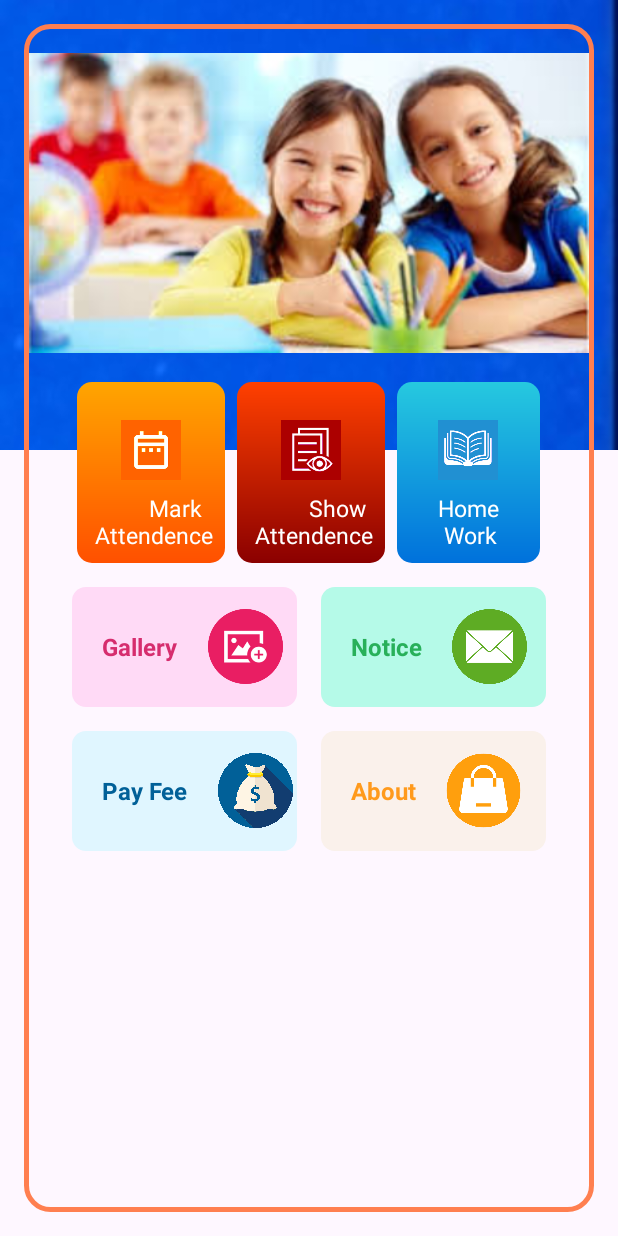
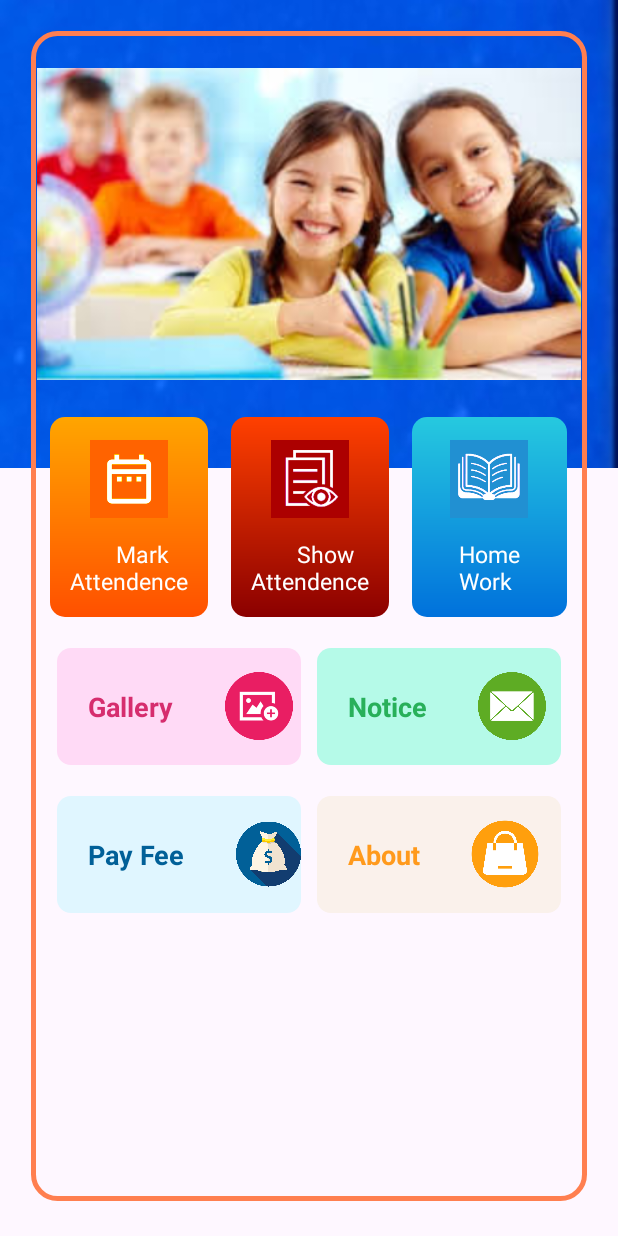
Before and after one commit to GagandeipSingh/Relative_Layout2, an Android app: the screen it shows after launch (MainActivity), on a phone screen of 412 x 824 dp. Run offline under Robolectric (Android 15) with nearby library versions, the light colour scheme and no system bars; our stand-ins replace sdp/ssp sizes.

Commit message:
Implemented Responsiveness using sdp library

```diff
--- a/app/build.gradle.kts
+++ b/app/build.gradle.kts
@@ -45,4 +45,8 @@ dependencies {
     testImplementation(libs.junit)
     androidTestImplementation(libs.androidx.junit)
     androidTestImplementation(libs.androidx.espresso.core)
+    //responsive size
+    implementation ("com.intuit.sdp:sdp-android:1.1.1")
+    implementation ("com.intuit.ssp:ssp-android:1.1.1")
+
 }
--- a/app/src/main/res/layout/activity_main.xml
+++ b/app/src/main/res/layout/activity_main.xml
@@ -7,10 +7,19 @@
     android:layout_height="match_parent"
     tools:context=".MainActivity">
 
+    <ScrollView
+        android:layout_width="match_parent"
+        android:layout_height="wrap_content"
+        tools:ignore="UselessParent">
+
+        <RelativeLayout
+            android:layout_width="match_parent"
+            android:layout_height="wrap_content">
+
             <RelativeLayout
                 android:id="@+id/relativeLayout2"
                 android:layout_width="wrap_content"
-        android:layout_height="300dp">
+                android:layout_height="@dimen/_240sdp">
 
                 <ImageView
                     android:id="@+id/imageView"
@@ -25,21 +34,21 @@
 
             <RelativeLayout
                 android:layout_width="match_parent"
-        android:layout_height="match_parent"
-        android:layout_margin="16dp"
+                android:layout_height="@dimen/_600sdp"
+                android:layout_margin="@dimen/_16sdp"
                 android:background="@drawable/border">
 
                 <RelativeLayout
                     android:id="@+id/students"
                     android:layout_width="wrap_content"
                     android:layout_height="wrap_content"
-            android:layout_margin="3dp">
+                    android:layout_margin="@dimen/_3sdp">
 
                     <androidx.cardview.widget.CardView
                         android:layout_width="match_parent"
-                android:layout_height="200dp"
-                android:layout_marginTop="16dp"
-                app:cardCornerRadius="16dp">
+                        android:layout_height="@dimen/_160sdp"
+                        android:layout_marginTop="@dimen/_16sdp"
+                        app:cardCornerRadius="@dimen/_16sdp">
 
                         <ImageView
                             android:layout_width="match_parent"
@@ -56,22 +65,23 @@
                     android:layout_width="match_parent"
                     android:layout_height="wrap_content"
                     android:layout_below="@+id/students"
-            android:gravity="center_horizontal"
-            android:layout_marginTop="16dp">
+                    android:layout_marginTop="@dimen/_16sdp"
+                    android:gravity="center_horizontal">
 
                     <RelativeLayout
                         android:id="@+id/firstlayout"
                         android:layout_width="wrap_content"
+
                         android:layout_height="wrap_content"
                         android:background="@drawable/firstbg">
 
                         <androidx.cardview.widget.CardView
                             android:id="@+id/firstImg"
-                    android:layout_width="40dp"
-                    android:layout_height="40dp"
+                            android:layout_width="@dimen/_40sdp"
+                            android:layout_height="@dimen/_40sdp"
                             android:layout_centerHorizontal="true"
-                    android:layout_marginTop="25dp"
-                    app:cardCornerRadius="5dp">
+                            android:layout_marginTop="@dimen/_12sdp"
+                            app:cardCornerRadius="@dimen/_5sdp">
 
                             <ImageView
                                 android:layout_width="match_parent"
@@ -86,10 +96,10 @@
                             android:layout_width="wrap_content"
                             android:layout_height="wrap_content"
                             android:layout_below="@+id/firstImg"
-                    android:layout_margin="8dp"
+                            android:layout_margin="@dimen/_10sdp"
                             android:text="@string/marks"
                             android:textColor="@color/white"
-                    android:textSize="15sp"
+                            android:textSize="@dimen/_12ssp"
                             tools:ignore="TextContrastCheck" />
                     </RelativeLayout>
 
@@ -97,17 +107,17 @@
                         android:id="@+id/secondlayout"
                         android:layout_width="wrap_content"
                         android:layout_height="wrap_content"
-                android:layout_marginStart="8dp"
+                        android:layout_marginStart="@dimen/_12sdp"
                         android:layout_toEndOf="@+id/firstlayout"
                         android:background="@drawable/secondbg">
 
                         <androidx.cardview.widget.CardView
                             android:id="@+id/secondImg"
-                    android:layout_width="40dp"
-                    android:layout_height="40dp"
+                            android:layout_width="@dimen/_40sdp"
+                            android:layout_height="@dimen/_40sdp"
                             android:layout_centerHorizontal="true"
-                    android:layout_marginTop="25dp"
-                    app:cardCornerRadius="5dp">
+                            android:layout_marginTop="@dimen/_12sdp"
+                            app:cardCornerRadius="@dimen/_5sdp">
 
                             <ImageView
 
@@ -122,27 +132,27 @@
                             android:layout_width="wrap_content"
                             android:layout_height="wrap_content"
                             android:layout_below="@+id/secondImg"
-                    android:layout_margin="8dp"
+                            android:layout_margin="@dimen/_10sdp"
                             android:text="@string/marks2"
                             android:textColor="@color/white"
-                    android:textSize="15sp"
+                            android:textSize="@dimen/_12ssp"
                             tools:ignore="TextContrastCheck" />
                     </RelativeLayout>
 
                     <RelativeLayout
                         android:layout_width="wrap_content"
                         android:layout_height="wrap_content"
-                android:layout_marginStart="8dp"
+                        android:layout_marginStart="@dimen/_12sdp"
                         android:layout_toEndOf="@+id/secondlayout"
                         android:background="@drawable/thirdbg">
 
                         <androidx.cardview.widget.CardView
                             android:id="@+id/thirdImg"
-                    android:layout_width="40dp"
-                    android:layout_height="40dp"
+                            android:layout_width="@dimen/_40sdp"
+                            android:layout_height="@dimen/_40sdp"
                             android:layout_centerHorizontal="true"
-                    android:layout_marginTop="25dp"
-                    app:cardCornerRadius="5dp">
+                            android:layout_marginTop="@dimen/_12sdp"
+                            app:cardCornerRadius="@dimen/_5sdp">
 
                             <ImageView
                                 android:layout_width="match_parent"
@@ -157,49 +167,55 @@
                             android:layout_width="wrap_content"
                             android:layout_height="wrap_content"
                             android:layout_below="@+id/thirdImg"
-                    android:layout_marginHorizontal="27dp"
-                    android:layout_marginVertical="8dp"
+                            android:layout_marginHorizontal="@dimen/_24sdp"
+                            android:layout_marginVertical="@dimen/_10sdp"
                             android:text="@string/marks3"
                             android:textColor="@color/white"
-                    android:textSize="15sp"
+                            android:textSize="@dimen/_12ssp"
                             tools:ignore="TextContrastCheck" />
                     </RelativeLayout>
                 </RelativeLayout>
+
                 <RelativeLayout
                     android:id="@+id/blayout1"
                     android:layout_width="match_parent"
-            android:layout_height="80dp"
-            android:gravity="center_horizontal"
+                    android:layout_height="@dimen/_60sdp"
                     android:layout_below="@+id/assign"
-            android:layout_marginTop="16dp">
+                    android:layout_marginTop="@dimen/_16sdp"
+                    android:gravity="center_horizontal">
+
                     <RelativeLayout
                         android:id="@+id/bbg1"
-                android:layout_width="150dp"
+                        android:layout_width="@dimen/_125sdp"
                         android:layout_height="match_parent"
                         android:background="@drawable/bbg1">
+
                         <TextView
                             android:id="@+id/galleryTxt"
                             android:layout_width="wrap_content"
                             android:layout_height="wrap_content"
+                            android:layout_centerVertical="true"
+                            android:layout_marginHorizontal="@dimen/_16sdp"
                             android:text="@string/gallery"
-                    android:layout_marginHorizontal="20sp"
                             android:textColor="#D62D6E"
-                    android:textStyle="bold"
-                    android:textSize="16sp"
-                    android:layout_centerVertical="true"/>
+                            android:textSize="@dimen/_14ssp"
+                            android:textStyle="bold" />
+
                         <ImageView
-                    android:layout_width="50dp"
-                    android:layout_height="50dp"
+                            android:layout_width="@dimen/_35sdp"
+                            android:layout_height="@dimen/_35sdp"
+                            android:layout_centerVertical="true"
+                            android:layout_marginStart="@dimen/_10sdp"
+                            android:layout_toEndOf="@+id/galleryTxt"
                             android:src="@drawable/gallerym"
-                    android:layout_centerVertical="true"
-                    android:layout_toEndOf="@+id/galleryTxt"
                             tools:ignore="ContentDescription" />
                     </RelativeLayout>
+
                     <RelativeLayout
+                        android:layout_width="@dimen/_125sdp"
+                        android:layout_height="match_parent"
+                        android:layout_marginStart="@dimen/_8sdp"
                         android:layout_toEndOf="@+id/bbg1"
-                android:layout_marginStart="16dp"
-                android:layout_width="150dp"
-                android:layout_height="match_parent"
                         android:background="@drawable/bbg2">
 
                         <TextView
@@ -207,57 +223,63 @@
                             android:layout_width="wrap_content"
                             android:layout_height="wrap_content"
                             android:layout_centerVertical="true"
-                    android:layout_marginHorizontal="20sp"
+                            android:layout_marginHorizontal="@dimen/_16sdp"
                             android:text="@string/notice"
                             android:textColor="#28B05A"
-                    android:textSize="16sp"
+                            android:textSize="@dimen/_14ssp"
                             android:textStyle="bold"
                             tools:ignore="TextContrastCheck" />
 
                         <ImageView
-                    android:layout_width="50dp"
-                    android:layout_height="50dp"
+                            android:layout_width="@dimen/_35sdp"
+                            android:layout_height="@dimen/_35sdp"
                             android:layout_centerVertical="true"
+                            android:layout_marginStart="@dimen/_10sdp"
                             android:layout_toEndOf="@+id/NoticeTxt"
                             android:src="@drawable/email"
                             tools:ignore="ContentDescription,ImageContrastCheck" />
                     </RelativeLayout>
                 </RelativeLayout>
+
                 <RelativeLayout
                     android:layout_width="match_parent"
-            android:layout_height="80dp"
-            android:gravity="center_horizontal"
+                    android:layout_height="@dimen/_60sdp"
                     android:layout_below="@+id/blayout1"
-            android:layout_marginTop="16dp"
-            >
+                    android:layout_marginTop="@dimen/_16sdp"
+                    android:gravity="center_horizontal">
+
                     <RelativeLayout
                         android:id="@+id/bbg3"
-                android:layout_width="150dp"
+                        android:layout_width="@dimen/_125sdp"
                         android:layout_height="match_parent"
                         android:background="@drawable/bbg3">
+
                         <TextView
                             android:id="@+id/feeTxt"
                             android:layout_width="wrap_content"
                             android:layout_height="wrap_content"
+                            android:layout_centerVertical="true"
+                            android:layout_marginHorizontal="@dimen/_16sdp"
                             android:text="@string/fee"
-                    android:layout_marginHorizontal="20sp"
                             android:textColor="#016098"
-                    android:textStyle="bold"
-                    android:textSize="16sp"
-                    android:layout_centerVertical="true"/>
+                            android:textSize="@dimen/_14ssp"
+                            android:textStyle="bold" />
+
                         <ImageView
-                    android:layout_width="50dp"
-                    android:layout_height="50dp"
+                            android:layout_width="@dimen/_35sdp"
+                            android:layout_height="@dimen/_35sdp"
+                            android:layout_centerVertical="true"
+                            android:layout_marginStart="@dimen/_10sdp"
+                            android:layout_toEndOf="@+id/feeTxt"
                             android:src="@drawable/moneybagm"
-                    android:layout_centerVertical="true"
-                    android:layout_toEndOf="@+id/feeTxt"
                             tools:ignore="ContentDescription" />
                     </RelativeLayout>
+
                     <RelativeLayout
+                        android:layout_width="@dimen/_125sdp"
+                        android:layout_height="match_parent"
+                        android:layout_marginStart="@dimen/_8sdp"
                         android:layout_toEndOf="@+id/bbg3"
-                android:layout_marginStart="16dp"
-                android:layout_width="150dp"
-                android:layout_height="match_parent"
                         android:background="@drawable/bbg4">
 
                         <TextView
@@ -265,22 +287,24 @@
                             android:layout_width="wrap_content"
                             android:layout_height="wrap_content"
                             android:layout_centerVertical="true"
-                    android:layout_marginHorizontal="20sp"
+                            android:layout_marginHorizontal="@dimen/_16sdp"
                             android:text="@string/about"
                             android:textColor="#FF9A1C"
-                    android:textSize="16sp"
+                            android:textSize="@dimen/_14ssp"
                             android:textStyle="bold"
                             tools:ignore="TextContrastCheck" />
 
                         <ImageView
-                    android:layout_width="50dp"
-                    android:layout_height="50dp"
+                            android:layout_width="@dimen/_35sdp"
+                            android:layout_height="@dimen/_35sdp"
                             android:layout_centerVertical="true"
+                            android:layout_marginStart="@dimen/_10sdp"
                             android:layout_toEndOf="@+id/aboutTxt"
                             android:src="@drawable/bag"
                             tools:ignore="ContentDescription,ImageContrastCheck" />
                     </RelativeLayout>
                 </RelativeLayout>
             </RelativeLayout>
-
         </RelativeLayout>
+    </ScrollView>
+</RelativeLayout>
--- a/app/src/main/res/values/strings.xml
+++ b/app/src/main/res/values/strings.xml
@@ -2,9 +2,9 @@
     <string name="app_name">RelativeLayout2</string>
     <string name="bluebg">BlueBg</string>
     <string name="students">Students</string>
-    <string name="marks">\t\t\tMark\n Attendence</string>
-    <string name="marks2">\t\t\tShow\n Attendence</string>
-    <string name="marks3"> Home\n  Work</string>
+    <string name="marks">\t\t Mark\nAttendence</string>
+    <string name="marks2">\t\t Show\nAttendence</string>
+    <string name="marks3">Home\nWork</string>
     <string name="markAtten">markAtten</string>
     <string name="notice">Notice</string>
     <string name="gallery">Gallery</string>
```
Lines whose indentation alone changed are shown as unchanged.
